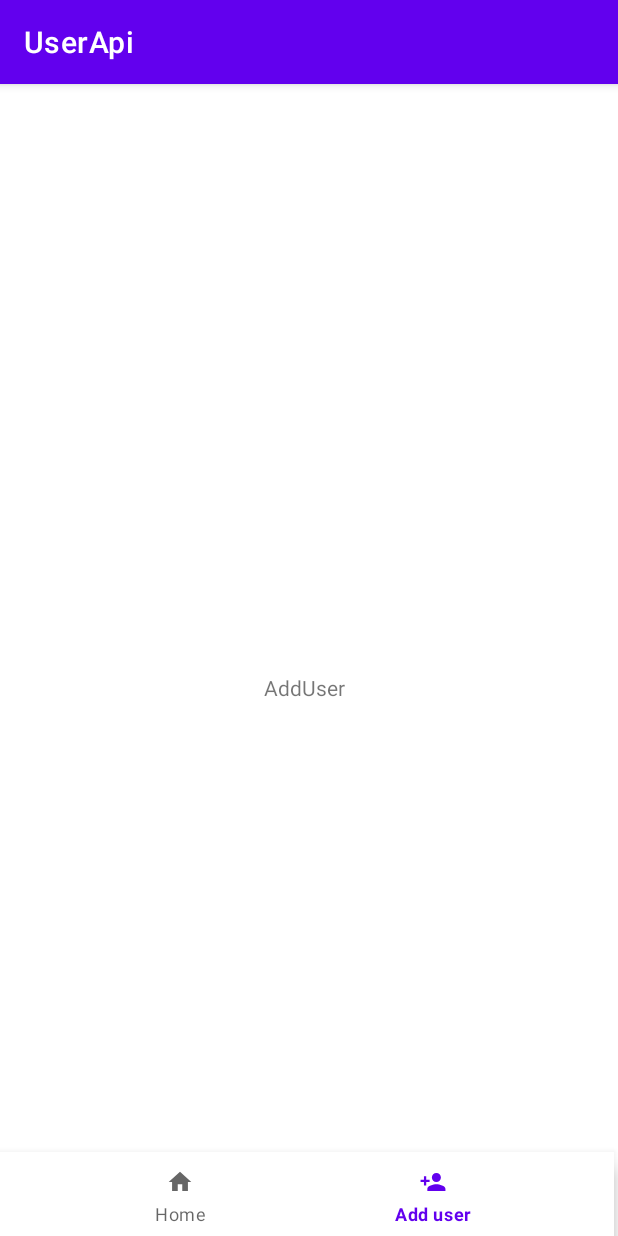
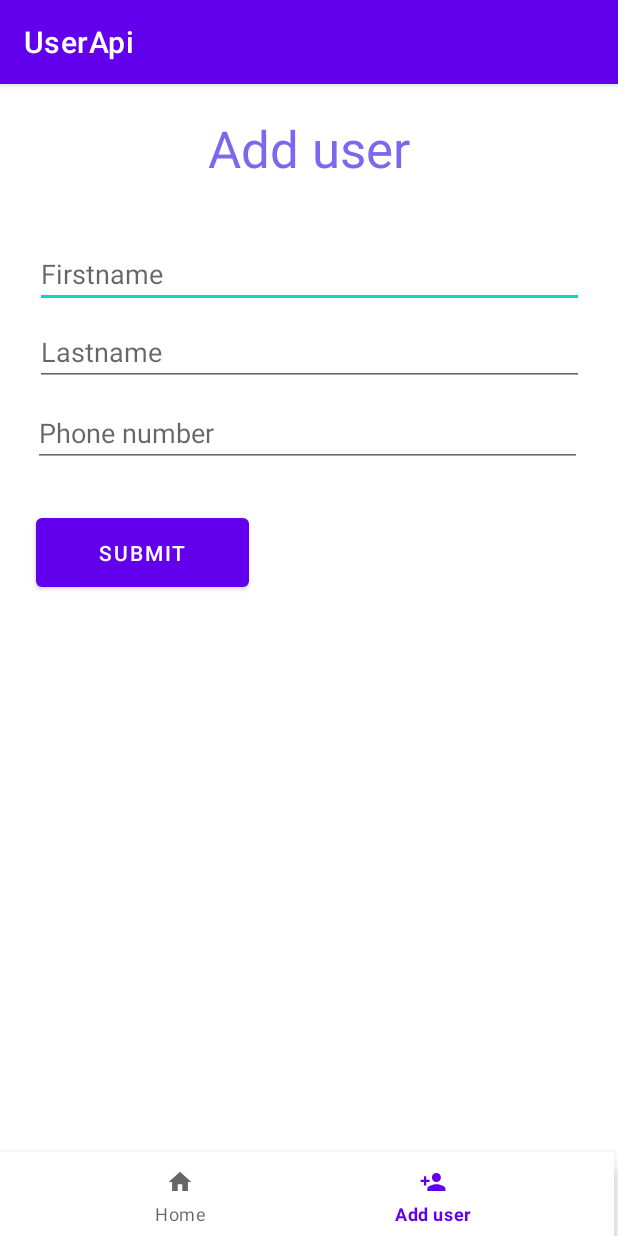
Before and after one commit to Jonii021/AndroidUserApi, an Android app: the screen it shows after launch (AddUser), item 2 of the bottom bar chosen, on a phone screen of 412 x 824 dp. Run offline under Robolectric (Android 15) with nearby library versions, the phone set to English and light mode, and no system bars; network calls fail.

Commit message:
added delete and changes to adduser...
added
-delete request and delete button is now usable
moved getrequest to controllers file
changes to user model
fixes main xml file

```diff
--- a/app/src/main/AndroidManifest.xml
+++ b/app/src/main/AndroidManifest.xml
@@ -10,6 +10,7 @@
         android:label="@string/app_name"
         android:supportsRtl="true"
         android:theme="@style/Theme.UserApi"
+
         tools:targetApi="31">
         <activity
             android:name=".AddUser"
--- a/app/src/main/java/fi/tuni/userapi/MainActivity.kt
+++ b/app/src/main/java/fi/tuni/userapi/MainActivity.kt
@@ -12,6 +12,7 @@ import com.google.android.material.bottomnavigation.BottomNavigationView
 import fi.tuni.userapi.adapters.Adapter
 import fi.tuni.userapi.models.User
 import fi.tuni.userapi.models.UsersJsonObject
+import fi.tuni.userapi.controllers.getRequest
 import okhttp3.OkHttpClient
 import okhttp3.Request
 import java.io.BufferedReader
@@ -65,10 +66,10 @@ class MainActivity : AppCompatActivity() {
 
 
     private fun generateUsersList(url: String = "https://dummyjson.com/users"): Unit {
-        val usersList = mutableListOf<User>()
+        var usersList = mutableListOf<User>()
         thread {
             // connection to dummyjson
-            var result: String? = getRequest(url)
+            var result = getRequest(url)
 
             //String to User object
             val mp = ObjectMapper()
@@ -86,22 +87,5 @@ class MainActivity : AppCompatActivity() {
         }
     }
 
-    // connection to dummyjson using okhttp
-    var client: OkHttpClient = OkHttpClient();
-    private fun getRequest(sUrl: String): String? {
-        var result: String? = null
-        try {
-            // Create URL
-            val url = URL(sUrl)
-            // Build request
-            val request = Request.Builder().url(url).build()
-            // Execute request
-            val response = client.newCall(request).execute()
-            result = response.body?.string()
-        }
-        catch(err:Error) {
-            print("Error when executing get request")
-        }
-        return result
-    }
+
 }
--- a/app/src/main/java/fi/tuni/userapi/adapters/Adapter.kt
+++ b/app/src/main/java/fi/tuni/userapi/adapters/Adapter.kt
@@ -4,11 +4,13 @@ import android.content.Context
 import android.view.LayoutInflater
 import android.view.View
 import android.view.ViewGroup
+import android.widget.Button
 import android.widget.ImageView
 import android.widget.TextView
 import androidx.recyclerview.widget.RecyclerView
 import com.bumptech.glide.Glide
 import fi.tuni.userapi.R
+import fi.tuni.userapi.controllers.deleteRequest
 import fi.tuni.userapi.models.User
 
 class Adapter(private val userList: MutableList<User>) :
@@ -25,15 +27,27 @@ class Adapter(private val userList: MutableList<User>) :
     override fun onBindViewHolder(holder: UserViewHolder, position: Int) {
         val currentItem = userList[position]
 
+            // add image with glide
             if (currentItem.image != null) {
                 Glide.with(holder.image)
                     .load(currentItem.image)
                     .into(holder.image);
             }
+            //add name and phone number to fields
             holder.name.text = "${currentItem.firstName} ${currentItem.lastName}"
             holder.phone.text = currentItem.phone
 
+            // handle delete
+            holder.deletebtn.setOnClickListener() {
+                deleteRequest(currentItem.id)
 
+                // delete from list and notify view of deletion
+                val index = userList.indexOf(currentItem)
+                if (index != -1) {
+                    userList.removeAt(index)
+                    notifyItemRangeRemoved(index, 1)
+                }
+            }
     }
 
     override fun getItemCount() = userList.size
@@ -42,5 +56,6 @@ class Adapter(private val userList: MutableList<User>) :
         val name: TextView = itemView.findViewById(R.id.name)
         val phone: TextView = itemView.findViewById(R.id.phone)
         val image: ImageView = itemView.findViewById(R.id.image_view)
+        val deletebtn : Button = itemView.findViewById(R.id.delete)
     }
 }
--- /dev/null
+++ b/app/src/main/java/fi/tuni/userapi/controllers/Controllers.kt
@@ -0,0 +1,46 @@
+package fi.tuni.userapi.controllers
+
+import fi.tuni.userapi.models.User
+import okhttp3.OkHttpClient
+import okhttp3.Request
+import java.net.URL
+import kotlin.concurrent.thread
+
+
+var client: OkHttpClient = OkHttpClient();
+
+// connection to dummyjson using okhttp
+fun getRequest(sUrl: String): String? {
+    var result: String? = null
+    try {
+        // Create URL
+        val url = URL(sUrl)
+        // Build request
+        val request = Request.Builder().url(url).build()
+        // Execute request
+        val response = client.newCall(request).execute()
+        result = response.body?.string()
+    }
+    catch(err:Error) {
+        print("Error when executing get request")
+    }
+    return result
+}
+
+
+// sends delete request
+fun deleteRequest(id: Int) {
+    thread {
+
+        // Create URL
+        val url = URL ("https://dummyjson.com/users/${id}")
+
+        // Build request
+        val request = Request.Builder().url(url).delete().build()
+
+        // Execute request
+        val response = client.newCall(request).execute()
+
+        response.close()
+    }
+}
--- a/app/src/main/java/fi/tuni/userapi/models/User.kt
+++ b/app/src/main/java/fi/tuni/userapi/models/User.kt
@@ -7,5 +7,6 @@ data class User(var id: Int = 0,
                 var firstName: String? = null,
                 var lastName: String? = null,
                 var phone :String? = null,
-                var image: String? = null
+                var image: String? = null,
+                var isDeleted: Boolean = false
 )
--- a/app/src/main/res/layout/activity_add_user.xml
+++ b/app/src/main/res/layout/activity_add_user.xml
@@ -17,13 +17,67 @@
         app:menu="@menu/bottom_nav"
         />
 
+    <EditText
+        android:id="@+id/firstName"
+        android:layout_width="366dp"
+        android:layout_height="40dp"
+        android:layout_marginTop="39dp"
+        android:ems="10"
+        android:hint="Firstname"
+        android:inputType="textPersonName"
+        app:layout_constraintEnd_toEndOf="parent"
+        app:layout_constraintStart_toStartOf="parent"
+        app:layout_constraintTop_toBottomOf="@+id/textView"
+        android:autofillHints="" />
+
+    <EditText
+        android:id="@+id/lastName"
+        android:layout_width="366dp"
+        android:layout_height="40dp"
+        android:layout_marginTop="12dp"
+        android:ems="10"
+        android:hint="Lastname"
+        android:inputType="textPersonName"
+        app:layout_constraintEnd_toEndOf="parent"
+        app:layout_constraintStart_toStartOf="parent"
+        app:layout_constraintTop_toBottomOf="@+id/firstName"
+        android:autofillHints="" />
+
+
+    <EditText
+        android:id="@+id/editTextTextPersonName4"
+        android:layout_width="366dp"
+        android:layout_height="42dp"
+        android:layout_marginTop="12dp"
+        android:ems="10"
+        android:hint="Phone number"
+        android:inputType="textPersonName"
+        app:layout_constraintEnd_toEndOf="parent"
+        app:layout_constraintHorizontal_bias="0.479"
+        app:layout_constraintStart_toStartOf="parent"
+        app:layout_constraintTop_toBottomOf="@+id/lastName"
+        android:autofillHints="" />
+
     <TextView
         android:id="@+id/textView"
-        android:layout_width="wrap_content"
-        android:layout_height="wrap_content"
-        android:layout_marginStart="176dp"
-        android:layout_marginBottom="300dp"
-        android:text="AddUser"
-        app:layout_constraintBottom_toTopOf="@+id/BottomNav"
-        app:layout_constraintStart_toStartOf="parent" />
+        android:layout_width="409dp"
+        android:layout_height="54dp"
+        android:layout_marginStart="1dp"
+        android:layout_marginTop="16dp"
+        android:gravity="center"
+        android:text="Add user"
+        android:textColor="@color/MediumSlateBlue"
+        android:textSize="34sp"
+        app:layout_constraintStart_toStartOf="parent"
+        app:layout_constraintTop_toTopOf="parent" />
+
+    <Button
+        android:id="@+id/button"
+        android:layout_width="142dp"
+        android:layout_height="58dp"
+        android:layout_marginStart="24dp"
+        android:layout_marginTop="28dp"
+        android:text="Submit"
+        app:layout_constraintStart_toStartOf="parent"
+        app:layout_constraintTop_toBottomOf="@+id/editTextTextPersonName4" />
 </androidx.constraintlayout.widget.ConstraintLayout>
--- a/app/src/main/res/layout/activity_main.xml
+++ b/app/src/main/res/layout/activity_main.xml
@@ -5,6 +5,7 @@
     android:layout_width="match_parent"
     android:layout_height="match_parent"
     tools:context=".MainActivity">
+
 
     <EditText
         android:id="@+id/Search"
@@ -24,7 +25,7 @@
         android:layout_height="614dp"
         app:layout_constraintBottom_toTopOf="@+id/BottomNav"
         app:layout_constraintStart_toStartOf="parent"
-        app:layout_constraintTop_toBottomOf="@+id/editTextTextPersonName"
+        app:layout_constraintTop_toBottomOf="@+id/Search"
         tools:listitem="@layout/item" />
 
     <com.google.android.material.bottomnavigation.BottomNavigationView
```
Also changed, not shown: app/src/main/java/fi/tuni/userapi/AddUser.kt (+8 -0 lines). Lines whose indentation alone changed are shown as unchanged.
